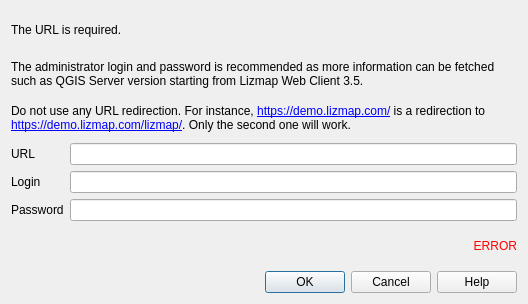
The window that lizmap/resources/ui/ui_form_server.ui (3liz/lizmap-plugin) describes before a commit, drawn with Qt 5.
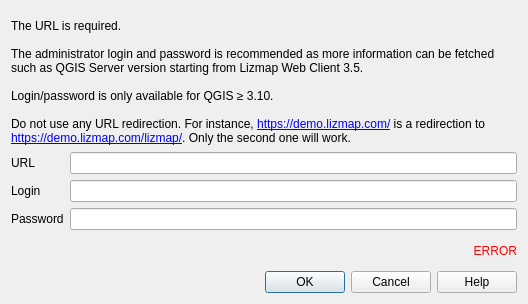
The same window after the commit. Custom widgets are drawn as their Qt base class.

What changed in the file:
```diff
--- a/lizmap/resources/ui/ui_form_server.ui
+++ b/lizmap/resources/ui/ui_form_server.ui
@@ -34,6 +34,13 @@
      </property>
     </widget>
    </item>
+   <item>
+    <widget class="QLabel" name="label_login_with_auth">
+     <property name="text">
+      <string>Login/password is only available for QGIS ≥ 3.10.</string>
+     </property>
+    </widget>
+   </item>
    <item>
     <widget class="QLabel" name="label_4">
      <property name="text">
```
